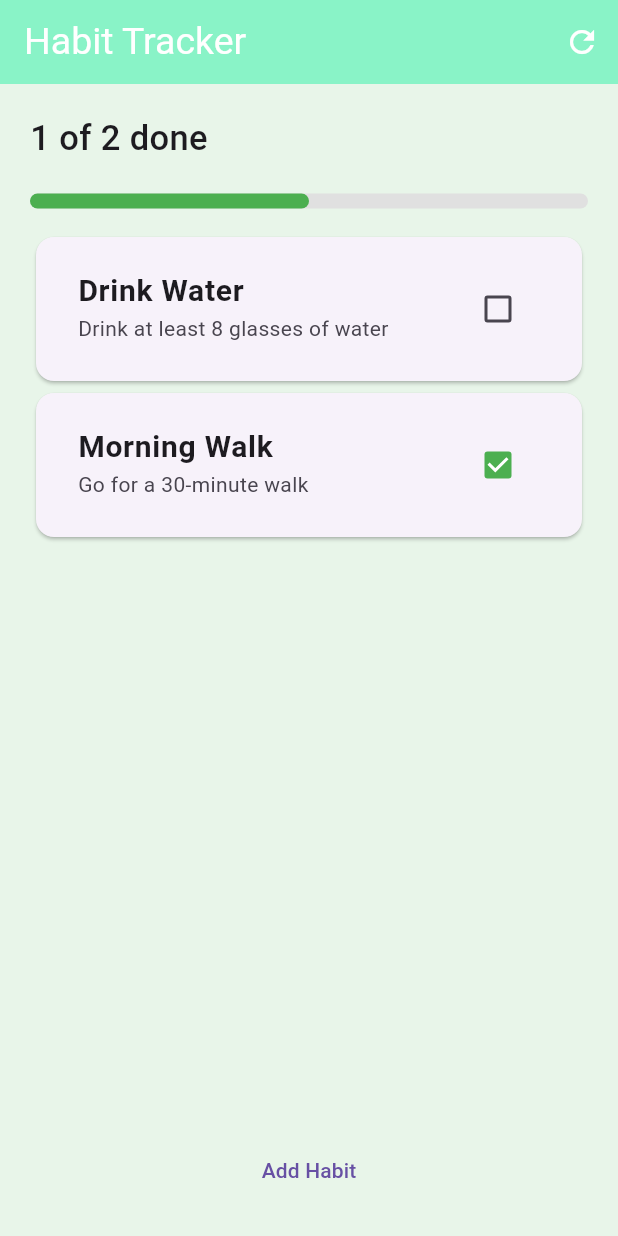
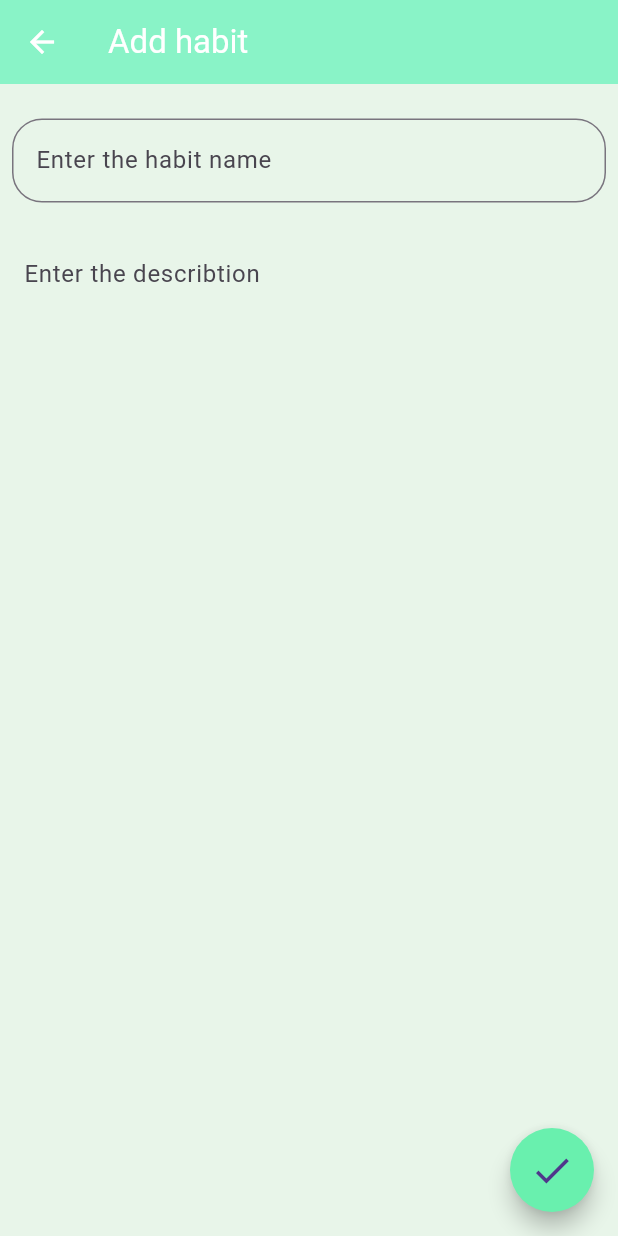
Before and after one commit to Guruprasad-C/Quantix, a Flutter app: the screen it shows after launch, after a tap on "Add Habit", on a phone screen of 412 x 824 dp. Run offline on Flutter 3.47's test engine with Material 3 defaults, Android fonts, the phone set to English and light mode, and no system bars.

Commit message:
Add HabitAdd screen and integrate habit addition functionality; update HabitView to navigate to HabitAdd

```diff
--- a/lib/habit_provider.dart
+++ b/lib/habit_provider.dart
@@ -13,7 +13,7 @@ class HabitProvider extends ChangeNotifier {
     Habit(
       name: 'Morning Walk',
       description: 'Go for a 30-minute walk',
-      isCompletedToday: true,
+      isCompletedToday: false,
       streak: 0,
       lastCompletedAt: DateTime.now(),
     ),
--- /dev/null
+++ b/lib/screens/habit_add.dart
@@ -0,0 +1,71 @@
+import 'package:flutter/material.dart';
+import 'package:habit_app/habit_provider.dart';
+import 'package:habit_app/models/habit.dart';
+import 'package:provider/provider.dart';
+
+class HabitAdd extends StatefulWidget {
+  const HabitAdd({super.key});
+
+  @override
+  State<HabitAdd> createState() => _HabitAddState();
+}
+
+class _HabitAddState extends State<HabitAdd> {
+  final TextEditingController _nameController = TextEditingController();
+  final TextEditingController _descController = TextEditingController();
+  @override
+  Widget build(BuildContext context) {
+    return Consumer<HabitProvider>(
+      builder: (context, value, child) => Scaffold(
+        appBar: AppBar(
+          title: Text('Add habit'),
+          backgroundColor: const Color.fromARGB(255, 137, 243, 199),
+          foregroundColor: Colors.white,
+        ),
+        backgroundColor: Color(0xFFE8F5E9),
+        body: Column(
+          children: [
+            SizedBox(height: 15),
+            Padding(
+              padding: const EdgeInsets.all(8.0),
+              child: TextField(
+                controller: _nameController,
+                decoration: InputDecoration(
+                  border: OutlineInputBorder(
+                    borderRadius: BorderRadius.circular(20),
+                  ),
+                  hintText: 'Enter the habit name',
+                ),
+              ),
+            ),
+            Padding(
+              padding: const EdgeInsets.all(16.0),
+              child: TextField(
+                controller: _descController,
+                decoration: InputDecoration(
+                  border: InputBorder.none,
+                  hintText: 'Enter the describtion',
+                ),
+              ),
+            ),
+          ],
+        ),
+        floatingActionButton: FloatingActionButton(
+          onPressed: () {
+            value.addHabit(
+              Habit(
+                name: _nameController.text,
+                description: _descController.text,
+                lastCompletedAt: DateTime.now(),
+              ),
+            );
+            Navigator.pop(context);
+          },
+          backgroundColor: Colors.greenAccent,
+          shape: CircleBorder(),
+          child: Icon(Icons.done, size: 30),
+        ),
+      ),
+    );
+  }
+}
--- a/lib/screens/habits.dart
+++ b/lib/screens/habits.dart
@@ -1,5 +1,6 @@
 import 'package:flutter/material.dart';
 import 'package:habit_app/habit_provider.dart';
+import 'package:habit_app/widgets/habit_drawer.dart';
 import 'package:habit_app/widgets/habit_view.dart';
 import 'package:provider/provider.dart';
 
@@ -17,7 +18,7 @@ class _HabitsScreenState extends State<HabitsScreen> {
       builder: (context, value, child) => Scaffold(
         appBar: AppBar(
           title: Text('Habit Tracker', style: TextStyle(fontSize: 25)),
-          backgroundColor: const Color.fromARGB(255, 137, 243, 199),
+          backgroundColor: Colors.greenAccent,
           foregroundColor: Colors.white,
           actions: [
             IconButton(
@@ -29,6 +30,7 @@ class _HabitsScreenState extends State<HabitsScreen> {
           ],
         ),
         backgroundColor: Color(0xFFE8F5E9),
+        drawer: HabitDrawer(),
         body: HabitView(habits: value.habits),
       ),
     );
--- /dev/null
+++ b/lib/widgets/habit_drawer.dart
@@ -0,0 +1,45 @@
+import 'package:flutter/material.dart';
+
+class HabitDrawer extends StatelessWidget {
+  const HabitDrawer({super.key});
+
+  @override
+  Widget build(BuildContext context) {
+    return Drawer(
+      backgroundColor: Color(0xFFE8F5E9),
+      child: Column(
+        children: [
+          DrawerHeader(
+            decoration: BoxDecoration(color: Colors.greenAccent),
+            child: Row(
+              children: [
+                Icon(Icons.face, size: 40),
+                SizedBox(width: 15),
+                Text(
+                  'Habit Stats',
+                  style: TextStyle(fontSize: 30, fontWeight: FontWeight.w600),
+                ),
+              ],
+            ),
+          ),
+          ListTile(
+            title: Text(
+              'Habits',
+              style: TextStyle(fontSize: 20, fontWeight: FontWeight.w500),
+            ),
+            leading: Icon(Icons.favorite_border, size: 27),
+            onTap: () {},
+          ),
+          ListTile(
+            title: Text(
+              'Stats',
+              style: TextStyle(fontSize: 20, fontWeight: FontWeight.w500),
+            ),
+            leading: Icon(Icons.query_stats_sharp, size: 27),
+            onTap: () {},
+          ),
+        ],
+      ),
+    );
+  }
+}
--- a/lib/widgets/habit_view.dart
+++ b/lib/widgets/habit_view.dart
@@ -1,6 +1,7 @@
 import 'package:flutter/material.dart';
 import 'package:habit_app/habit_provider.dart';
 import 'package:habit_app/models/habit.dart';
+import 'package:habit_app/screens/habit_add.dart';
 import 'package:habit_app/widgets/habit_viewer.dart';
 import 'package:provider/provider.dart';
 
@@ -31,7 +32,8 @@ class HabitView extends StatelessWidget {
               borderRadius: BorderRadius.circular(5),
             ),
             SizedBox(height: 15),
-            Expanded(
+            Flexible(
+              flex: 2,
               child: ListView.builder(
                 itemCount: habits.length,
                 itemBuilder: (context, index) =>
@@ -39,7 +41,15 @@ class HabitView extends StatelessWidget {
               ),
             ),
             Center(
-              child: TextButton(onPressed: () {}, child: Text('Add Habit')),
+              child: TextButton(
+                onPressed: () {
+                  Navigator.push(
+                    context,
+                    MaterialPageRoute(builder: (ctx) => HabitAdd()),
+                  );
+                },
+                child: Text('Add Habit'),
+              ),
             ),
           ],
         ),
```
Also changed, not shown: lib/screens/stats_screen.dart (added), pubspec.lock.
